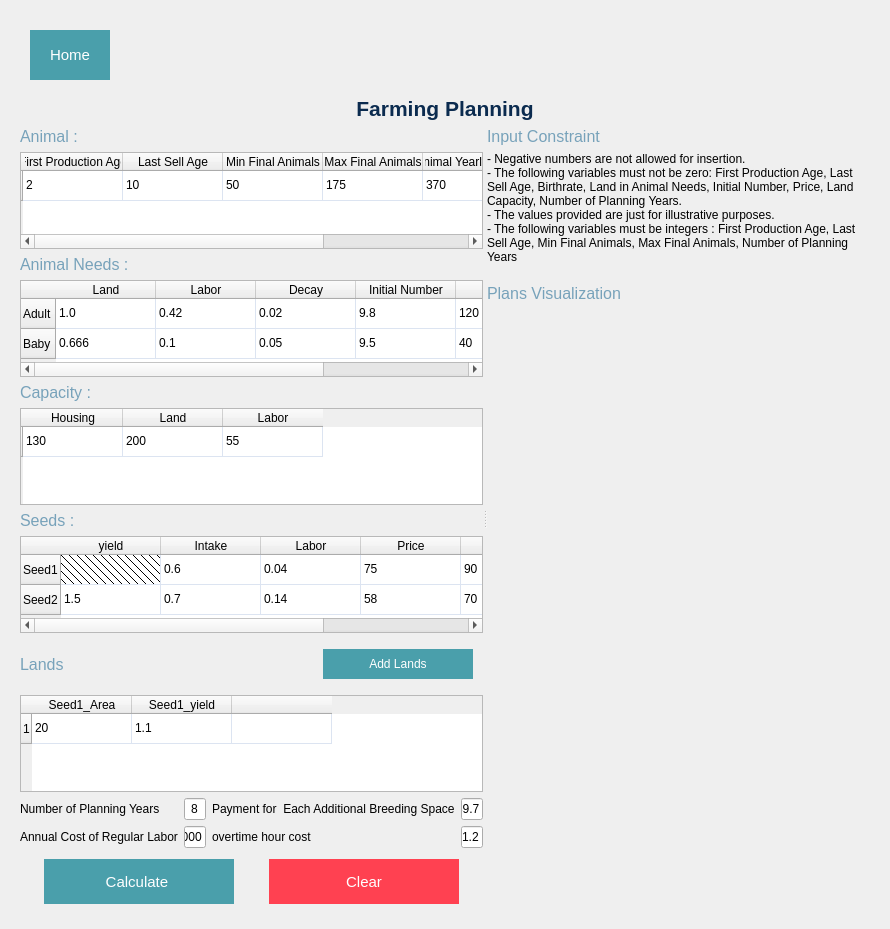
First picture: the form in layout2.ui, repository AziizBg/RO_Project, before the edit.
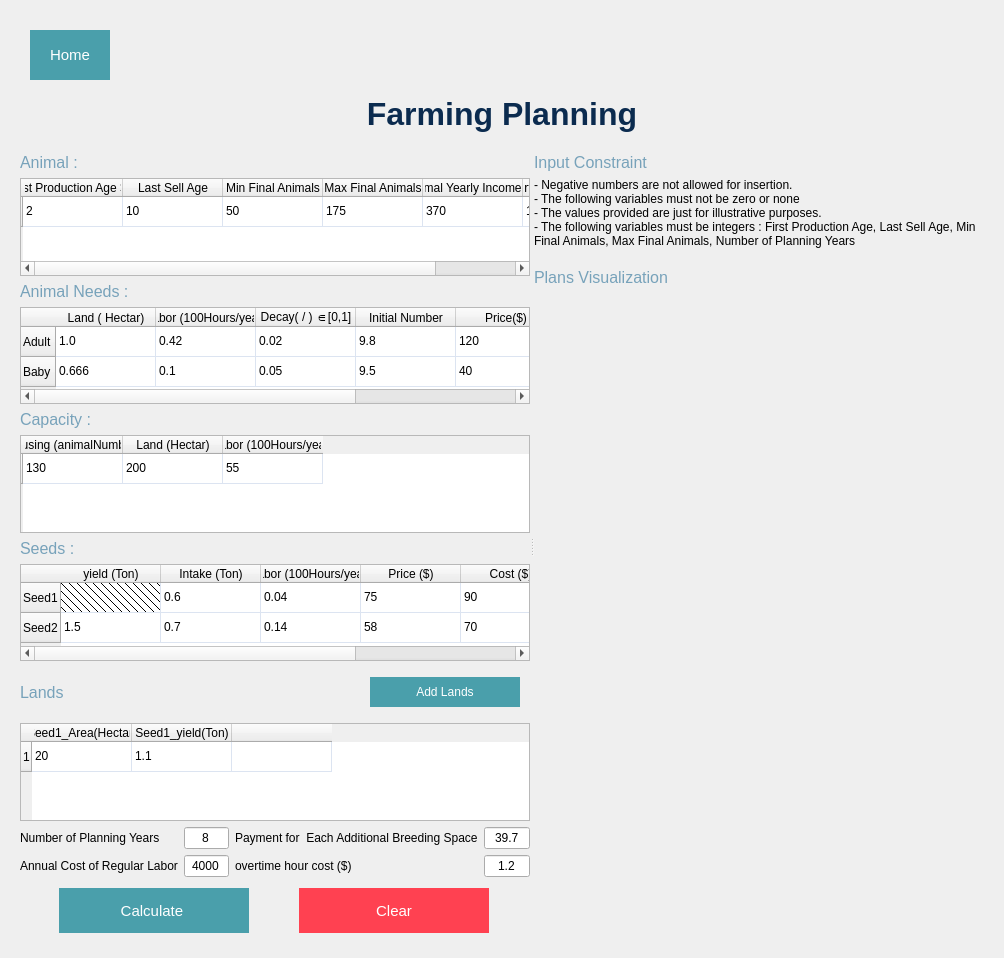
Second picture: the form after the edit.

```diff
--- a/layout2.ui
+++ b/layout2.ui
@@ -6,8 +6,8 @@
    <rect>
     <x>0</x>
     <y>0</y>
-    <width>890</width>
-    <height>929</height>
+    <width>1004</width>
+    <height>958</height>
    </rect>
   </property>
   <property name="windowTitle">
@@ -73,7 +73,7 @@
       </property>
       <property name="font">
        <font>
-        <pointsize>16</pointsize>
+        <pointsize>24</pointsize>
         <weight>75</weight>
         <bold>true</bold>
        </font>
@@ -82,6 +82,7 @@
        <string notr="true">
                   QLabel {
                   color: #0b2b4f;
+margin-bottom: 15px;
                   }
               </string>
       </property>
@@ -132,7 +133,7 @@
           </row>
           <column>
            <property name="text">
-            <string>First Production Age</string>
+            <string>First Production Age &gt; 1</string>
            </property>
           </column>
           <column>
@@ -152,12 +153,12 @@
           </column>
           <column>
            <property name="text">
-            <string>Animal Yearly Income</string>
+            <string>Animal Yearly Income ($)</string>
            </property>
           </column>
           <column>
            <property name="text">
-            <string>Birthrate</string>
+            <string>Birthrate (animal/year)</string>
            </property>
           </column>
           <item row="0" column="0">
@@ -229,17 +230,17 @@
           </row>
           <column>
            <property name="text">
-            <string>Land</string>
+            <string>Land ( Hectar)</string>
            </property>
           </column>
           <column>
            <property name="text">
-            <string>Labor</string>
+            <string>Labor (100Hours/year)</string>
            </property>
           </column>
           <column>
            <property name="text">
-            <string>Decay</string>
+            <string>Decay( / ) ∈[0,1]</string>
            </property>
           </column>
           <column>
@@ -249,12 +250,12 @@
           </column>
           <column>
            <property name="text">
-            <string>Price</string>
+            <string>Price($)</string>
            </property>
           </column>
           <column>
            <property name="text">
-            <string>Cost</string>
+            <string>Cost($)</string>
            </property>
           </column>
           <item row="0" column="0">
@@ -351,17 +352,17 @@
           </row>
           <column>
            <property name="text">
-            <string>Housing</string>
+            <string>Housing (animalNumber)</string>
            </property>
           </column>
           <column>
            <property name="text">
-            <string>Land</string>
+            <string>Land (Hectar)</string>
            </property>
           </column>
           <column>
            <property name="text">
-            <string>Labor</string>
+            <string>Labor (100Hours/year)</string>
            </property>
           </column>
           <item row="0" column="0">
@@ -418,32 +419,32 @@
           </row>
           <column>
            <property name="text">
-            <string>yield</string>
+            <string>yield (Ton)</string>
            </property>
           </column>
           <column>
            <property name="text">
-            <string>Intake</string>
+            <string>Intake (Ton)</string>
            </property>
           </column>
           <column>
            <property name="text">
-            <string>Labor</string>
+            <string>Labor (100Hours/year)</string>
            </property>
           </column>
           <column>
            <property name="text">
-            <string>Price</string>
+            <string>Price ($)</string>
            </property>
           </column>
           <column>
            <property name="text">
-            <string>Cost</string>
+            <string>Cost ($)</string>
            </property>
           </column>
           <column>
            <property name="text">
-            <string>Land Cost</string>
+            <string>Land Cost </string>
            </property>
           </column>
           <item row="0" column="0">
@@ -592,12 +593,12 @@
           </row>
           <column>
            <property name="text">
-            <string>Seed1_Area</string>
+            <string>Seed1_Area(Hectar)</string>
            </property>
           </column>
           <column>
            <property name="text">
-            <string>Seed1_yield</string>
+            <string>Seed1_yield(Ton)</string>
            </property>
           </column>
           <column>
@@ -676,7 +677,7 @@
           <item row="2" column="2">
            <widget class="QLabel" name="label_4">
             <property name="text">
-             <string>overtime hour cost</string>
+             <string>overtime hour cost ($)</string>
             </property>
            </widget>
           </item>
@@ -829,7 +830,7 @@
            <widget class="QLabel" name="label_5">
             <property name="text">
              <string>- Negative numbers are not allowed for insertion.
-- The following variables must not be zero: First Production Age, Last Sell Age, Birthrate, Land in Animal Needs, Initial Number, Price, Land Capacity, Number of Planning Years.
+- The following variables must not be zero or none
 - The values provided are just for illustrative purposes.
 - The following variables must be integers : First Production Age, Last Sell Age, Min Final Animals, Max Final Animals, Number of Planning Years
 </string>
@@ -859,6 +860,11 @@
            </widget>
           </item>
           <item>
+           <layout class="QVBoxLayout" name="plan_display"/>
+          </item>
+         </layout>
+        </item>
+        <item>
            <spacer name="verticalSpacer">
             <property name="orientation">
              <enum>Qt::Vertical</enum>
@@ -870,11 +876,6 @@
              </size>
             </property>
            </spacer>
-          </item>
-          <item>
-           <layout class="QVBoxLayout" name="plan_display"/>
-          </item>
-         </layout>
         </item>
        </layout>
       </widget>
```
Lines whose indentation alone changed are shown as unchanged.
